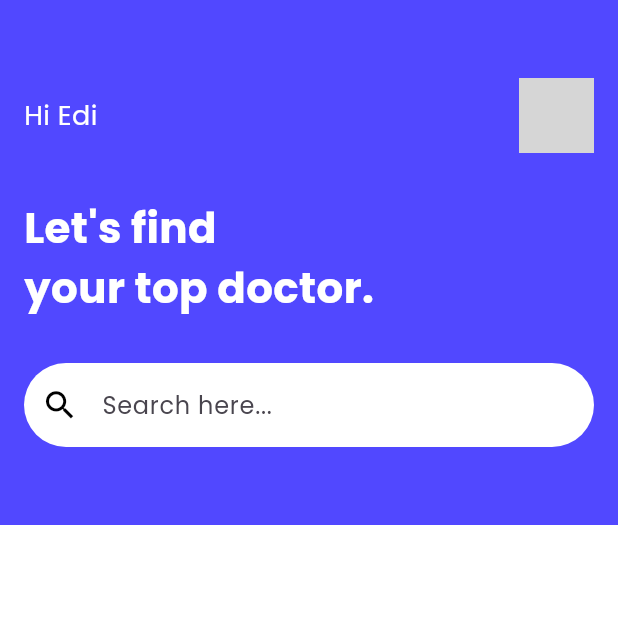
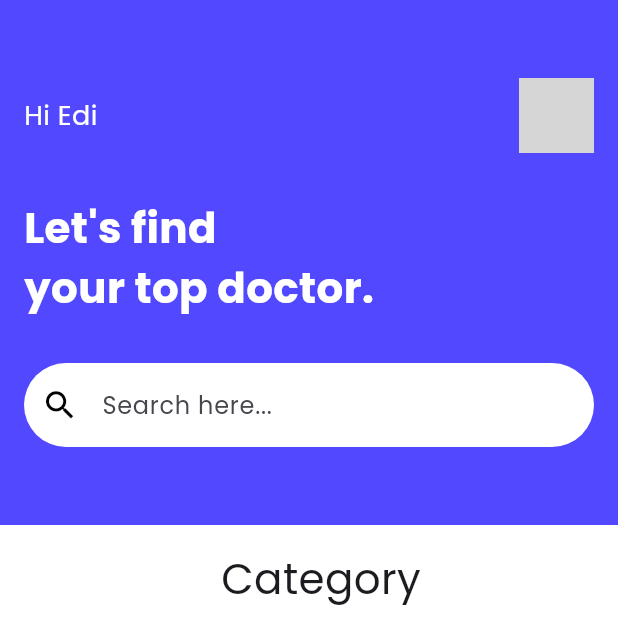
Before and after one commit to IrfanFathan/flutter-project-lab, a Flutter app: the screen it shows after launch, on a phone screen of 412 x 824 dp. Shown: the top 644 px of the screen. Run offline on Flutter 3.47's test engine with Material 3 defaults, Android fonts, the phone set to English and light mode, and no system bars; our stand-ins replace flutter_svg; network calls fail; grey boxes are pictures that could not be loaded.

Commit message:
Add Padding and Text widget to Category for improved layout

```diff
--- a/Projects/doctorbookingapp/lib/widgets/categories.dart
+++ b/Projects/doctorbookingapp/lib/widgets/categories.dart
@@ -7,7 +7,10 @@ class Category extends StatelessWidget {
   Widget build(BuildContext context) {
     return const Column(
       children: [
-
+        Padding(
+          padding: EdgeInsets.only(top: 16, left: 16),
+          child: Text("Category", style: TextStyle(fontSize: 28)),
+        ),
       ],
     );
   }
```
